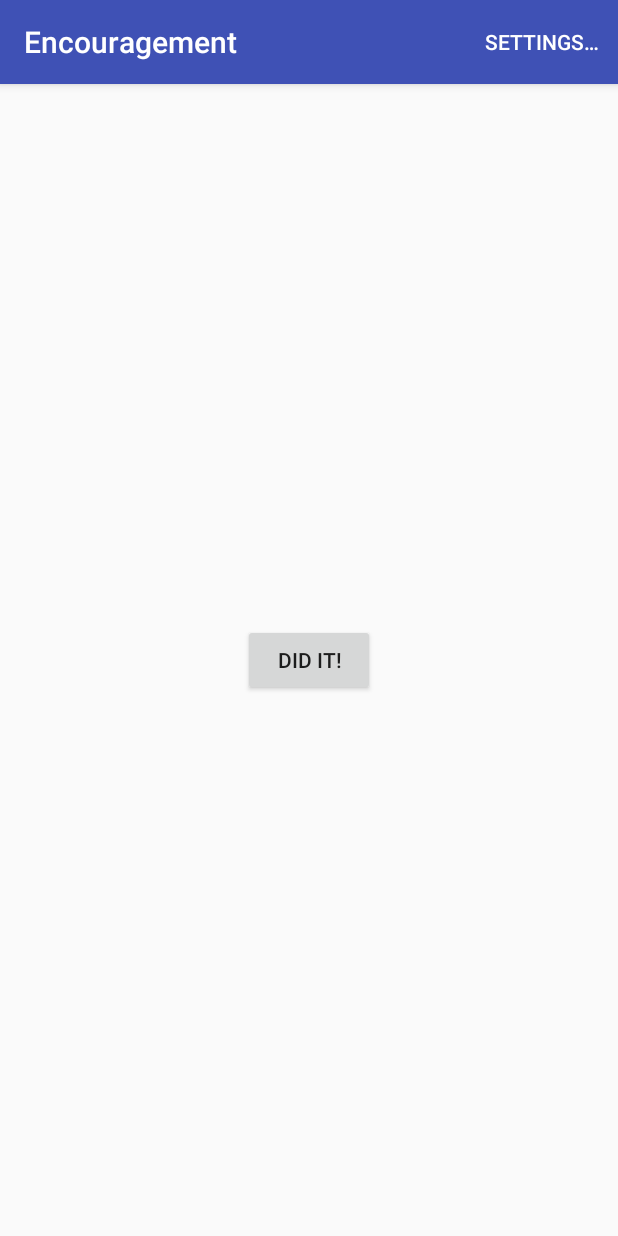
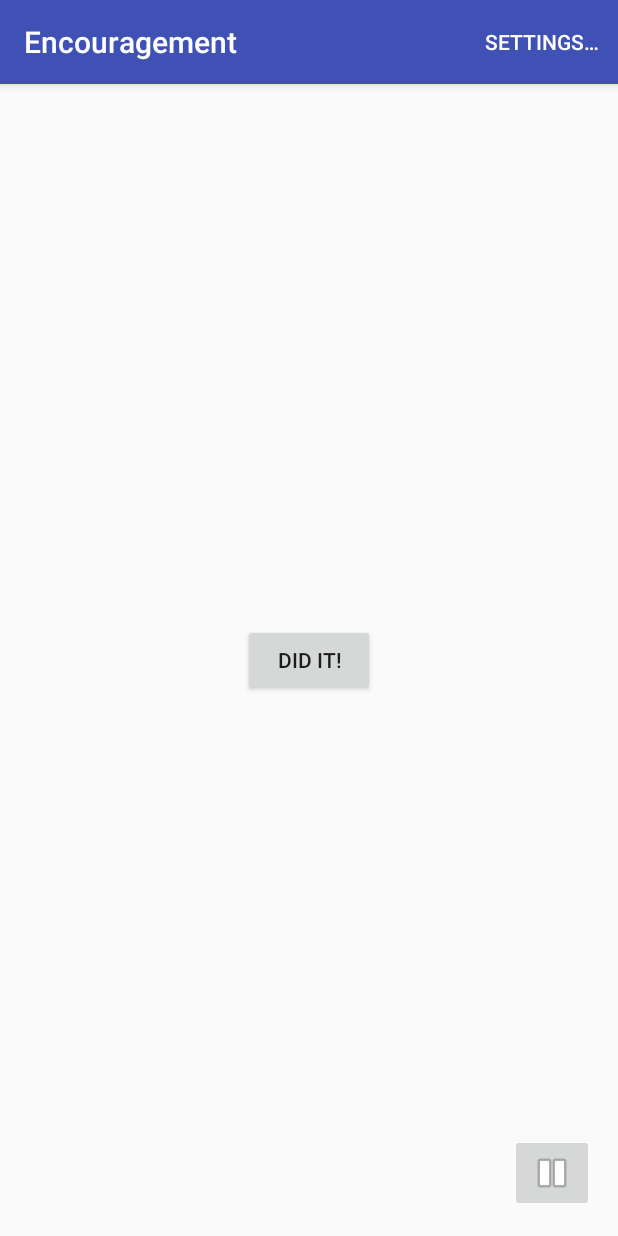
Before and after one commit to christopher-h-clark/encouragement, an Android app: the screen it shows after launch (MainActivity), on a phone screen of 412 x 824 dp. Run offline under Robolectric (Android 15) with nearby library versions, the phone set to English and light mode, and no system bars.

Commit message:
Add ability to pause / play encouragements

```diff
--- a/app/src/main/res/layout/activity_main.xml
+++ b/app/src/main/res/layout/activity_main.xml
@@ -28,4 +28,16 @@
         app:layout_constraintRight_toRightOf="parent"
         app:layout_constraintTop_toTopOf="parent" />
 
+    <ImageButton
+        android:id="@+id/encButton"
+        android:layout_width="wrap_content"
+        android:layout_height="wrap_content"
+        android:layout_marginBottom="16dp"
+        android:layout_marginRight="16dp"
+        android:onClick="playPauseEncouragements"
+        android:tag="@string/playing"
+        app:layout_constraintBottom_toBottomOf="parent"
+        app:layout_constraintRight_toRightOf="parent"
+        app:srcCompat="@android:drawable/ic_media_pause" />
+
 </android.support.constraint.ConstraintLayout>
--- a/app/src/main/res/values/strings.xml
+++ b/app/src/main/res/values/strings.xml
@@ -5,4 +5,6 @@
     <string name="configure_interval">Encouragement interval:</string>
     <string name="units_seconds">Seconds</string>
     <string name="units_minutes">Minutes</string>
+    <string name="paused">Paused</string>
+    <string name="playing">Playing</string>
 </resources>
```
Also changed, not shown: app/src/main/java/com/example/encouragement/MainActivity.java (+37 -0 lines).
